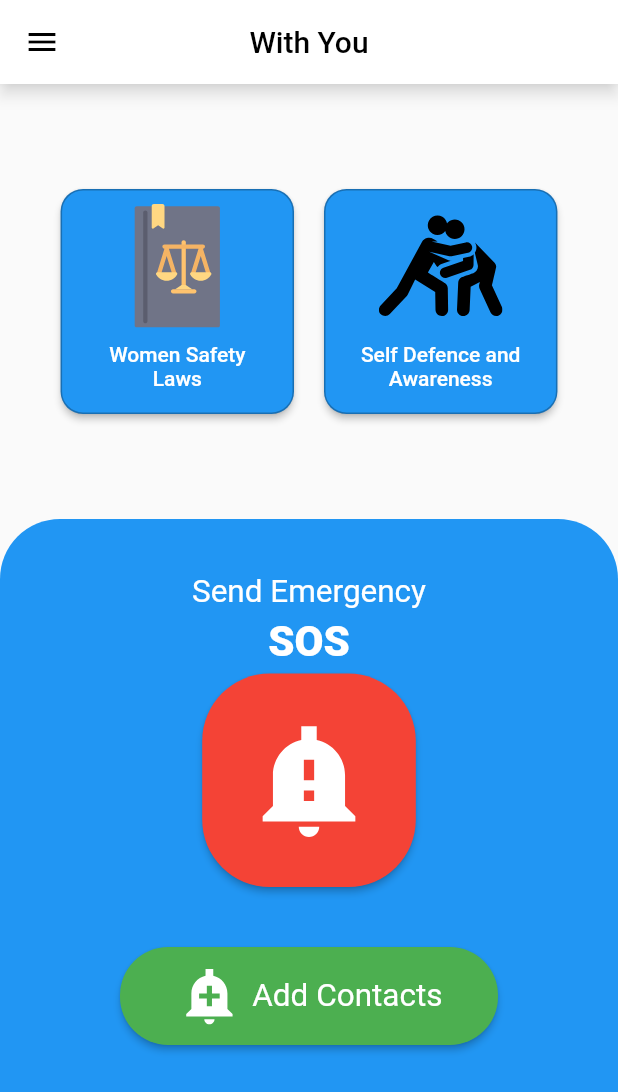
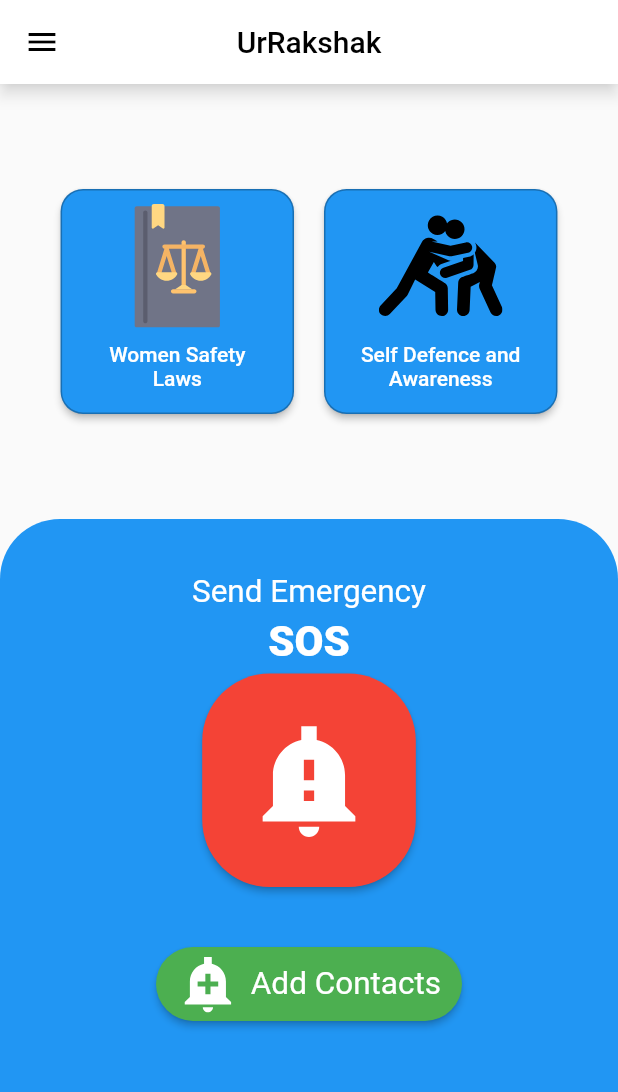
Before and after one commit to abhay-2105/women-safety-app, a Flutter app: the Home screen opened directly, on a phone screen of 412 x 824 dp. Shown: the top 1092 px of the screen. Run offline on Flutter 3.47's test engine with Material 2 defaults, Android fonts, the phone set to English and light mode, and no system bars; our stand-ins replace awesome_notifications, contacts_service, firebase_auth, firebase_core, flutter_svg, fluttertoast and 6 more; missing offline and left inert: giffy_dialog, telephony; accounts and stored records are empty.

Commit message:
changes fix

```diff
--- a/lib/views/home.dart
+++ b/lib/views/home.dart
@@ -151,7 +151,7 @@ class _HomeState extends State<Home> {
         shadowColor: Colors.white,
         iconTheme: IconThemeData(color: Colors.black),
         title: Text(
-          "With You",
+          "UrRakshak",
           style: TextStyle(color: Colors.black),
         ),
         centerTitle: true,
@@ -354,21 +354,19 @@ class _HomeState extends State<Home> {
                   ),
                 ),
                 Padding(
-                  padding:
-                      const EdgeInsets.only(top: 40.0, right: 60, left: 60),
-                  child: ElevatedButton(
-                    child: Row(
-                      children: [
-                        Padding(
-                          padding: const EdgeInsets.only(
-                              left: 35.0, top: 8, bottom: 8, right: 8),
+                  padding: const EdgeInsets.only(top: 40.0),
+                  child: ElevatedButton.icon(
+                    icon: Padding(
+                      padding: EdgeInsets.only(left: 10),
                       child: SvgPicture.asset(
                         "assets/icons/add_alert.svg",
                         height: size.height * 0.05,
                         color: Colors.white,
                       ),
                     ),
-                        Text(
+                    label: Padding(
+                      padding: EdgeInsets.only(right: 10),
+                      child: Text(
                         "Add Contacts",
                         style: TextStyle(
                           color: Colors.white,
@@ -376,7 +374,6 @@ class _HomeState extends State<Home> {
                           fontSize: 21,
                         ),
                       ),
-                      ],
                     ),
                     onPressed: () {
                       Navigator.push(
```
Lines whose indentation alone changed are shown as unchanged.
